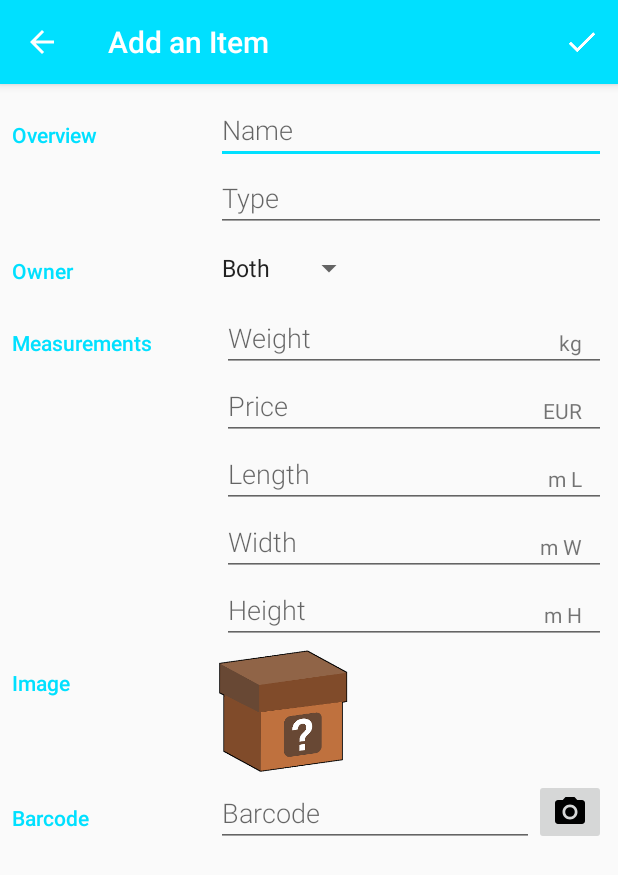
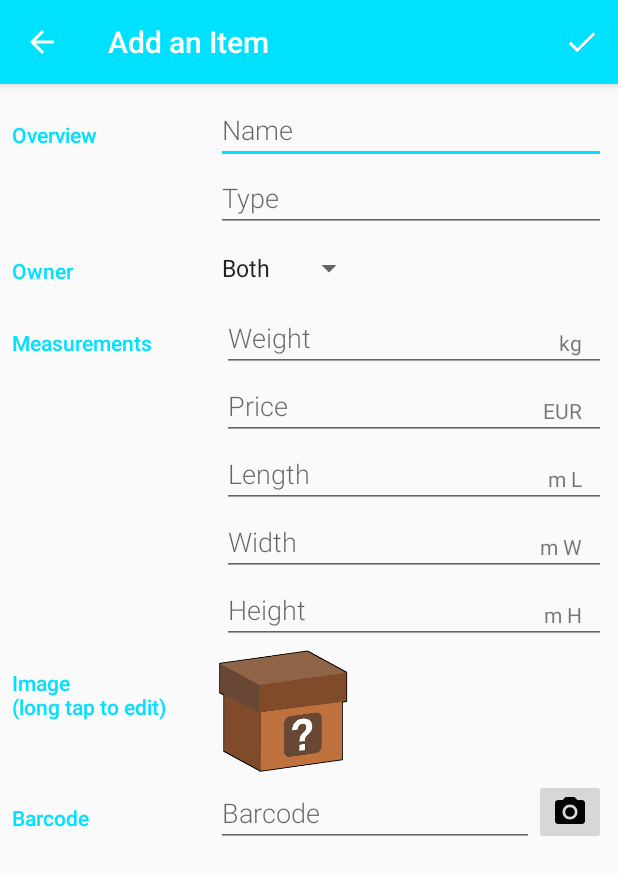
Before and after one commit to ottocruyt/Pernumerator, an Android app: the EditorActivity screen opened directly, with no data from a screen before it, on a phone screen of 412 x 824 dp. Shown: the top 875 px of the screen. Run offline under Robolectric (Android 15) with nearby library versions, the light colour scheme and no system bars; libraries missing offline, so code that uses them is left out: pl.aprilapps.easyphotopicker.

Commit message:
added (long tap to edit) next to image header

```diff
--- a/Pernumerator/app/src/main/res/values/strings.xml
+++ b/Pernumerator/app/src/main/res/values/strings.xml
@@ -107,7 +107,7 @@
     <string name="category_measurement">Measurements</string>
 
     <!-- Label for image in the editor [CHAR LIMIT=30] -->
-    <string name="category_image">Image</string>
+    <string name="category_image"><![CDATA[Image\n(long tap to edit)]]></string>
 
     <!-- Text hint for name field in the editor [CHAR LIMIT=30] -->
     <string name="hint_item_name">Name</string>
```
